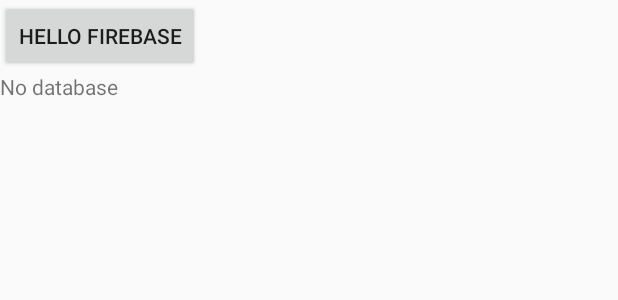
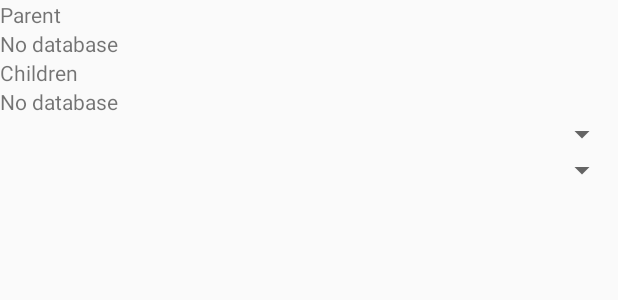
Before and after one commit to cokemania2/TimeManagementApp, an Android app: the layout activity_firebase_test.xml on its own in the app's theme, with its tools: preview values and no code run, on a phone screen of 412 x 824 dp. Shown: the top 300 px of the screen. Run offline under Robolectric (Android 15) with nearby library versions, the phone set to English and light mode, and no system bars.

Commit message:
Show data of Firebase
Firebase 데이터를 보여준다.
이제 데이터를 Spinner에 넣어서 선택할 수 있도록 만들어야 한다.

```diff
--- a/app/src/main/res/layout/activity_firebase_test.xml
+++ b/app/src/main/res/layout/activity_firebase_test.xml
@@ -7,20 +7,35 @@
     android:orientation="vertical"
     tools:context=".FirebaseTestActivity">
 
-    <Button
-        android:id="@+id/btn_dbTest"
+    <TextView
         android:layout_width="wrap_content"
         android:layout_height="wrap_content"
-        android:text="Hello Firebase"
-        tools:layout_editor_absoluteX="81dp"
-        tools:layout_editor_absoluteY="125dp" />
+        android:text="Parent" />
+    <TextView
+        android:id="@+id/tv_parentView"
+        android:layout_width="wrap_content"
+        android:layout_height="wrap_content"
+        android:text="No database" />
 
     <TextView
-        android:id="@+id/tv_dataView"
         android:layout_width="wrap_content"
         android:layout_height="wrap_content"
-        android:text="No database"
-        tools:layout_editor_absoluteX="114dp"
-        tools:layout_editor_absoluteY="250dp" />
+        android:text="Children" />
+    <TextView
+        android:id="@+id/tv_childView"
+        android:layout_width="wrap_content"
+        android:layout_height="wrap_content"
+        android:text="No database" />
+
+    <Spinner
+        android:id="@+id/spn_sender"
+        android:layout_width="match_parent"
+        android:layout_height="wrap_content" />
+
+    <Spinner
+        android:id="@+id/spn_receiver"
+        android:layout_width="match_parent"
+        android:layout_height="wrap_content" />
+
 
 </LinearLayout>
--- a/build.gradle
+++ b/build.gradle
@@ -7,7 +7,7 @@
 
     }
     dependencies {
-        classpath 'com.android.tools.build:gradle:3.4.2'
+        classpath 'com.android.tools.build:gradle:3.5.0'
         classpath 'com.google.gms:google-services:4.2.0'
 
         // NOTE: Do not place your application dependencies here; they belong
```
Also changed, not shown: app/src/main/java/com/example/myapplication/FirebaseTestActivity.java (+80 -20 lines), app/src/main/java/com/example/myapplication/User.java (added, +58 -0 lines), gradle/wrapper/gradle-wrapper.properties.
